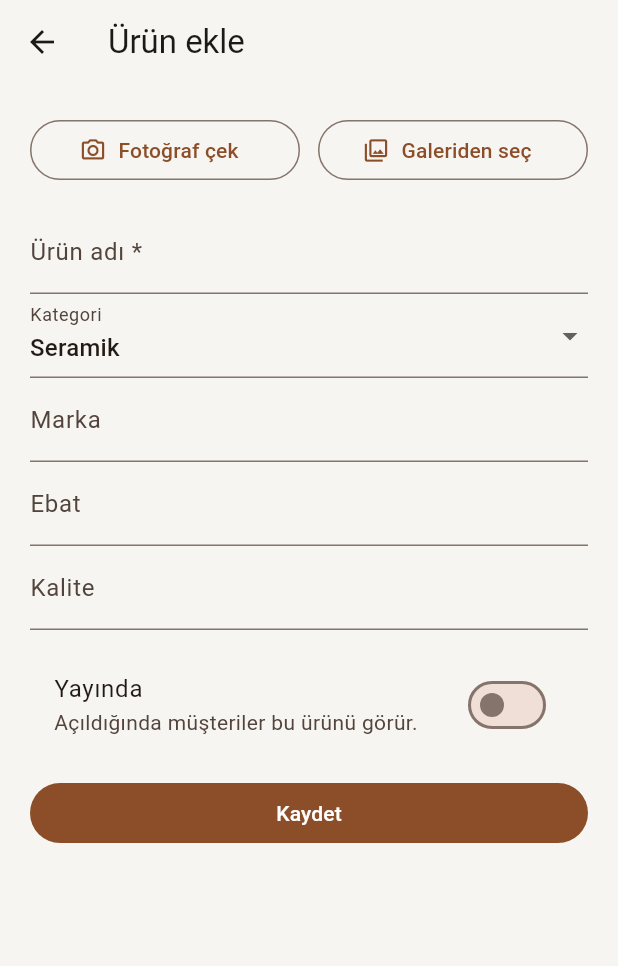
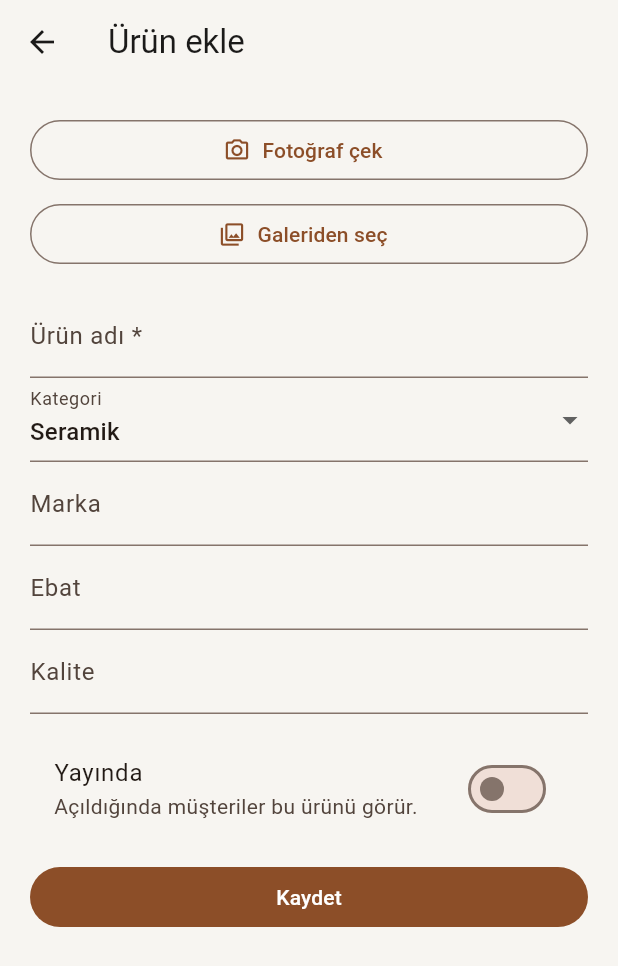
Before and after one commit to yuceloper/emir-seramik-app, a Flutter app: the ProductEditor screen opened directly, on a phone screen of 412 x 824 dp. Shown: the top 966 px of the screen. Run offline on Flutter 3.47's test engine with Material 3 defaults, Android fonts, the phone set to English and light mode, and no system bars; our stand-ins replace image_picker, supabase_flutter; accounts and stored records are empty.

Commit message:
fix(admin): fit camera actions on narrow phones

```diff
--- a/lib/admin/admin_page.dart
+++ b/lib/admin/admin_page.dart
@@ -281,16 +281,16 @@ class _ProductEditorState extends State<ProductEditor> {
       body: Form(key: formKey, child: ListView(padding: const EdgeInsets.all(20), children: [
         if (imageBytes != null) Image.memory(imageBytes!, height: 220, fit: BoxFit.contain)
         else if (oldUrl != null) Image.network(oldUrl, height: 220, fit: BoxFit.contain),
-        Row(children: [
-          Expanded(child: OutlinedButton.icon(
+        Column(crossAxisAlignment: CrossAxisAlignment.stretch, children: [
+          OutlinedButton.icon(
             onPressed: busy ? null : () => pickImage(ImageSource.camera),
             icon: const Icon(Icons.camera_alt_outlined), label: const Text('Fotoğraf çek'),
-          )),
-          const SizedBox(width: 12),
-          Expanded(child: OutlinedButton.icon(
+          ),
+          const SizedBox(height: 8),
+          OutlinedButton.icon(
             onPressed: busy ? null : () => pickImage(ImageSource.gallery),
             icon: const Icon(Icons.photo_library_outlined), label: const Text('Galeriden seç'),
-          )),
+          ),
         ]),
         const SizedBox(height: 16),
         TextFormField(controller: name, decoration: const InputDecoration(labelText: 'Ürün adı *'),
```
